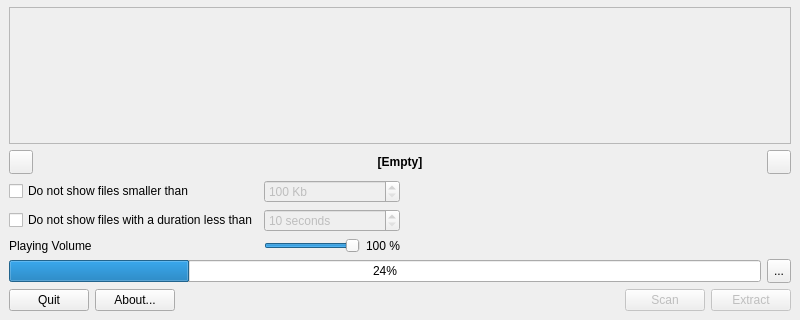
Old version of the form OGGExtractor.ui in the repository FelixdelasPozas/OGG-Extractor; both pictures show x 0 to 800 and y 223 to 543 of the 800 by 543 pixel window.
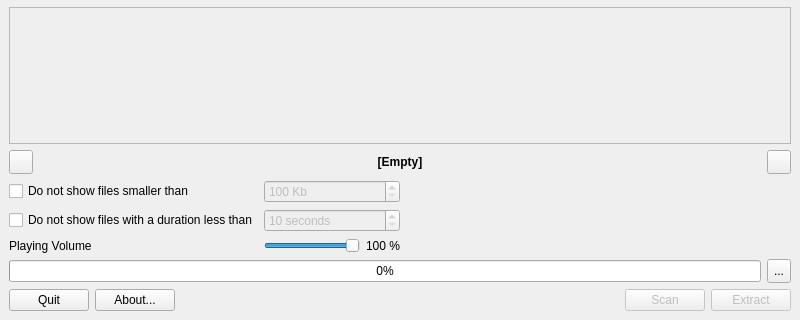
New version of the form. Icons and pictures are not drawn.

What changed in the file:
```diff
--- a/OGGExtractor.ui
+++ b/OGGExtractor.ui
@@ -358,7 +358,7 @@
          <string>Current process progress.</string>
         </property>
         <property name="value">
-         <number>24</number>
+         <number>0</number>
         </property>
         <property name="alignment">
          <set>Qt::AlignCenter</set>
```
Left out of the diff: 6 changed lines with no effect on the pictures.
